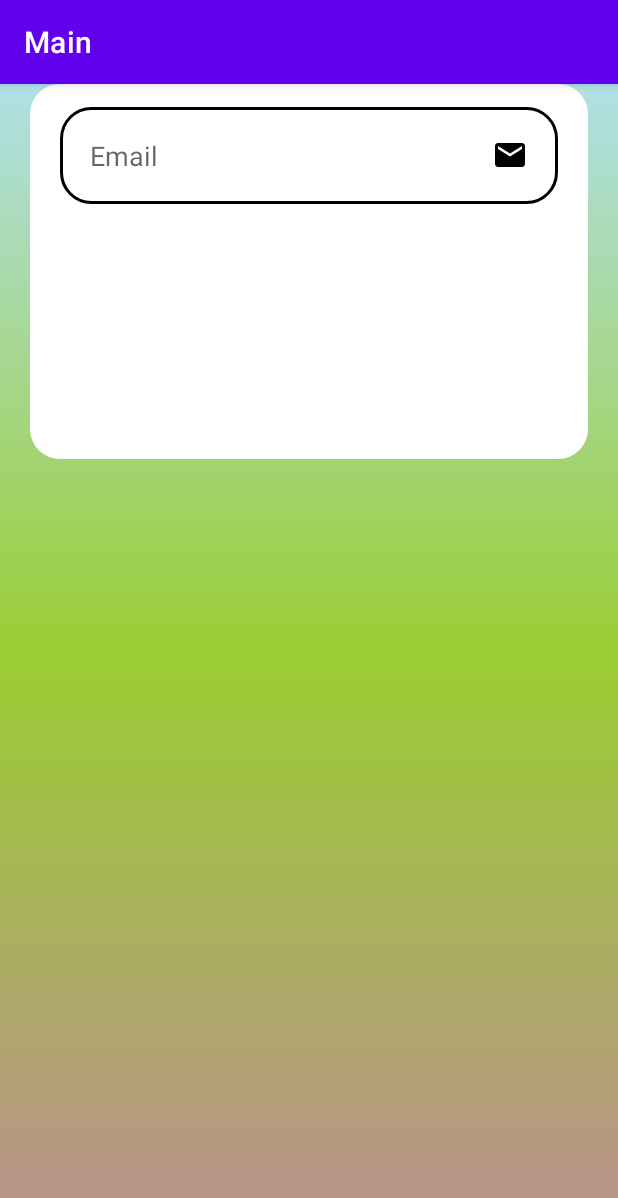
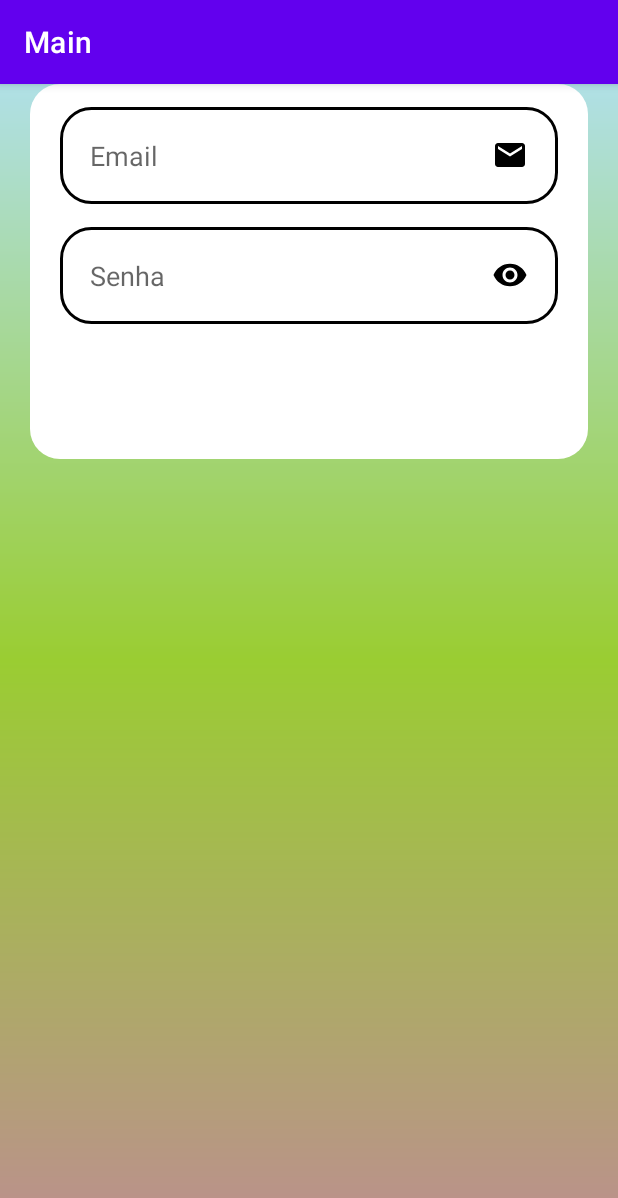
Before and after one commit to VinciPy/si.03-cadastro-pessoa-android, an Android app: the screen it shows after launch (MainActivity), on a phone screen of 412 x 824 dp. Shown: the top 1198 px of the screen. Run offline under Robolectric (Android 15) with nearby library versions, the phone set to English and light mode, and no system bars.

Commit message:
Update.1.0.3
Adicionado_campo_senha

```diff
--- a/app/src/main/res/layout/activity_main.xml
+++ b/app/src/main/res/layout/activity_main.xml
@@ -16,6 +16,7 @@
         />
 
     <EditText
+        android:id="@+id/edit_email"
         style="@style/Edit_Text"
         android:hint="Email"
         android:drawableRight="@drawable/ic_email"
@@ -24,4 +25,15 @@
         app:layout_constraintTop_toTopOf="@id/containerComponents"
         />
 
+    <EditText
+        android:id="@+id/edit_senha"
+        style="@style/Edit_Text"
+        android:hint="Senha"
+        android:drawableRight="@drawable/ic_eye"
+        app:layout_constraintStart_toStartOf="@id/containerComponents"
+        app:layout_constraintEnd_toEndOf="@id/containerComponents"
+        app:layout_constraintTop_toBottomOf="@id/edit_email"
+        />
+
+
 </androidx.constraintlayout.widget.ConstraintLayout>
```
